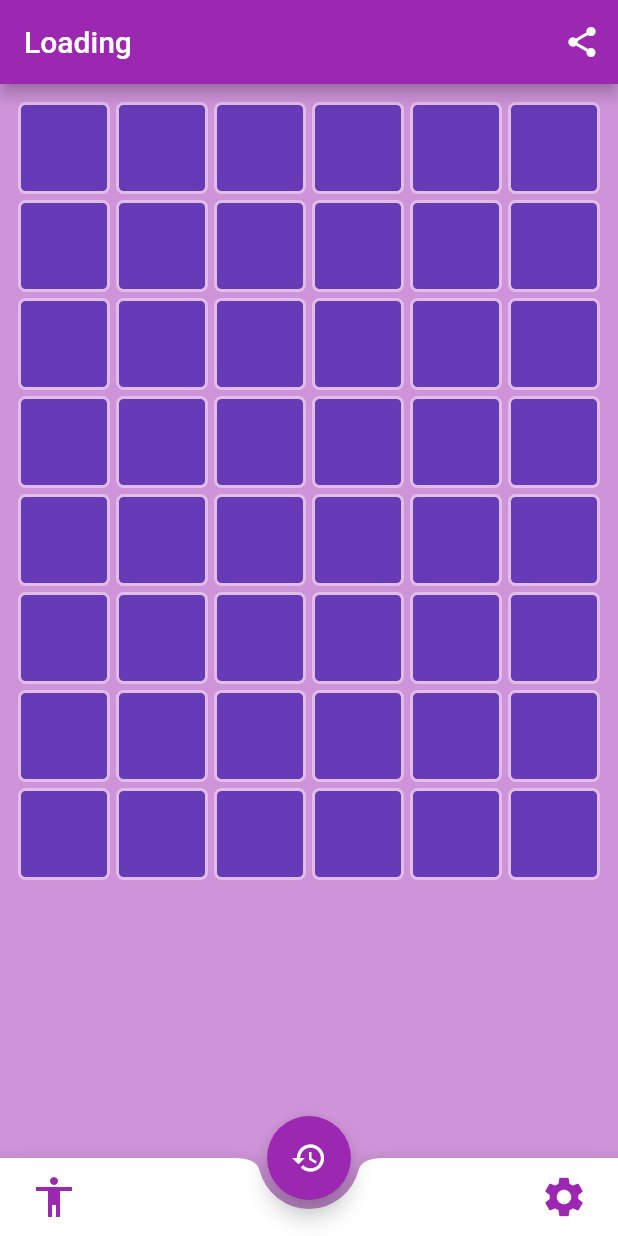
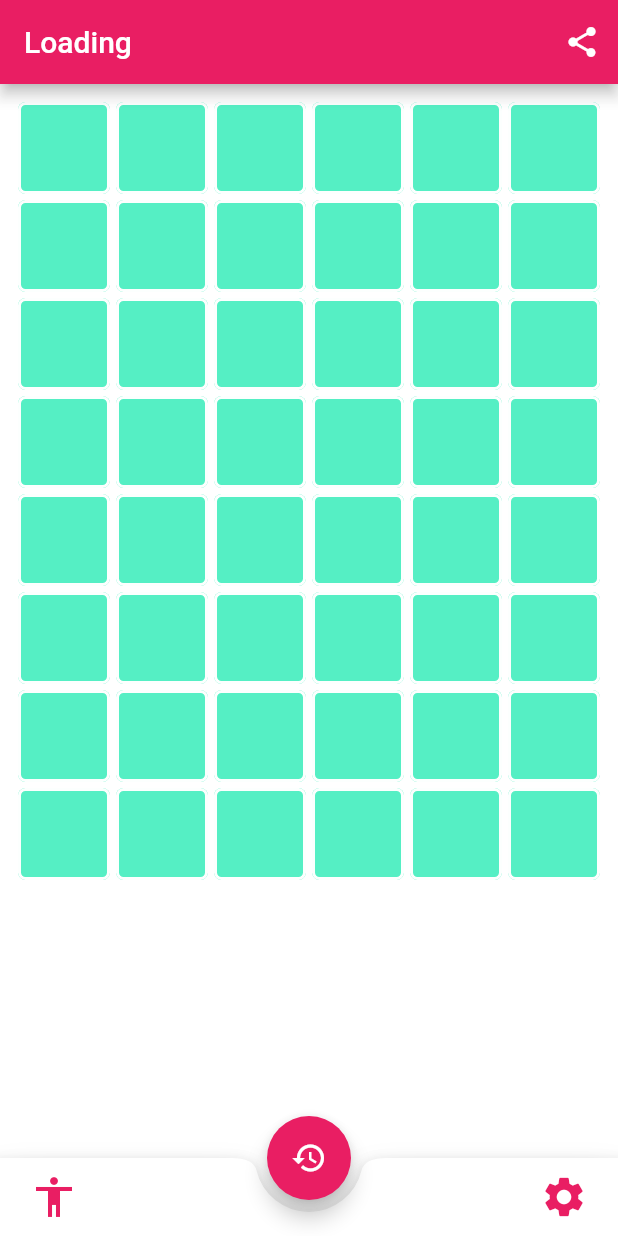
Before and after one commit to matst80/wordroom-flutter, a Flutter app: the screen it shows after launch, after a tap on the "accessibility" icon, on a phone screen of 412 x 824 dp. Run offline on Flutter 3.47's test engine with Material 2 defaults, Android fonts, the phone set to English and light mode, and no system bars; our stand-ins replace confetti, share, uni_links; missing offline and left inert: preferences, unique_identifier; network calls fail.

```diff
--- a/lib/charwidget.dart
+++ b/lib/charwidget.dart
@@ -19,16 +19,18 @@ class CharWidget extends StatelessWidget {
   @override
   Widget build(BuildContext context) {
     return AnimatedContainer(
-        duration: Duration(milliseconds: 200),
+        duration: Duration(milliseconds: 400),
         decoration: BoxDecoration(
           color: taken
-              ? Colors.transparent
-              : highlighted
-                  ? Colors.lightGreen
-                  : selected ? Colors.purpleAccent : wordColor ?? Colors.purple,
+              ? Colors.pinkAccent.withAlpha(0)
+              : highlighted || selected
+                  ? Colors.pinkAccent
+                  : wordColor ?? Colors.pink,
           border: Border.all(
               style: taken ? BorderStyle.none : BorderStyle.solid,
-              color: selected ? Colors.purpleAccent : Colors.purple.shade100,
+              color: selected
+                  ? Colors.white.withAlpha(150)
+                  : Colors.white.withAlpha(250),
               width: 2),
           borderRadius: BorderRadius.all(Radius.circular(5.0)),
         ),
@@ -39,6 +41,17 @@ class CharWidget extends StatelessWidget {
             },
             child: Center(
                 child: Text(taken ? '' : char.toUpperCase(),
-                    style: TextStyle(color: Colors.white, fontSize: 27)))));
+                    style: TextStyle(
+                        shadows: [
+                          Shadow(
+                            blurRadius: 6.0,
+                            color: Colors.black.withAlpha(180),
+                            offset: Offset(1.0, 1.0),
+                          ),
+                        ],
+                        color: selected || highlighted
+                            ? Colors.white
+                            : Colors.white,
+                        fontSize: 32)))));
   }
 }
--- a/lib/gridwidget.dart
+++ b/lib/gridwidget.dart
@@ -89,6 +89,7 @@ class _GridWidgetState extends State<GridWidget> with HintProviderWorker {
   int _getWordIndex(idx) {
     int result = 0;
     var i = 0;
+    if (widget.game != null && widget.game.paths != null) {
       widget.game.paths.forEach((key, v) {
         if (v is List<dynamic>) {
           if (v.contains(idx)) {
@@ -97,21 +98,42 @@ class _GridWidgetState extends State<GridWidget> with HintProviderWorker {
         }
         i++;
       });
+    }
     return result;
   }
 
   Color _offset(Color base, int val) {
-    var r = base.red - val;
-    var g = base.green + val;
-    var b = base.blue - val;
-    return base.withGreen(g).withBlue(b).withRed(r);
+    //int r = base.red - (val/2).round();
+    int g = base.green + (val / 2).round();
+    //int b = base.blue - val;
+    return base.withAlpha(255 - val);
   }
 
+  static List<Color> _colors = [
+    Color.fromARGB(255, 85, 239, 196),
+    Color.fromARGB(255, 129, 236, 236),
+    Color.fromARGB(255, 116, 185, 255),
+    Color.fromARGB(255, 162, 155, 254),
+    Color.fromARGB(255, 223, 230, 233),
+    Color.fromARGB(255, 0, 184, 148),
+    Color.fromARGB(255, 0, 206, 201),
+    Color.fromARGB(255, 9, 132, 227),
+    Color.fromARGB(255, 108, 92, 231),
+    Color.fromARGB(255, 178, 190, 195),
+    Color.fromARGB(255, 255, 234, 167),
+    Color.fromARGB(255, 250, 177, 160),
+    Color.fromARGB(255, 255, 118, 117),
+    Color.fromARGB(255, 253, 121, 168),
+    Color.fromARGB(255, 99, 110, 114),
+    Color.fromARGB(255, 253, 203, 110),
+    Color.fromARGB(255, 225, 112, 85),
+    Color.fromARGB(255, 214, 48, 49),
+    Color.fromARGB(255, 232, 67, 147),
+    Color.fromARGB(255, 45, 52, 54)
+  ];
+
   Color _getColor(idx) {
-    if (widget.game.paths != null) {
-      return _offset(Colors.deepPurple, _getWordIndex(idx) * 15);
-    }
-    return Colors.deepPurple;
+    return _colors[_getWordIndex(idx) % _colors.length];
   }
 
   List<CharWidget> _getChars() =>
--- a/lib/main.dart
+++ b/lib/main.dart
@@ -1,5 +1,8 @@
 import 'dart:async';
+import 'dart:math';
+import 'dart:ui';
 
+import 'package:confetti/confetti.dart';
 import 'package:flutter/material.dart';
 import 'package:flutter/services.dart';
 import 'package:flutter/widgets.dart';
@@ -42,8 +45,7 @@ class WordRoomOnline extends StatelessWidget {
       title: 'Wordroom',
       themeMode: ThemeMode.dark,
       darkTheme: ThemeData(
-        primarySwatch: Colors.purple,
-        backgroundColor: Colors.purpleAccent.shade700,
+        primarySwatch: Colors.pink,
         visualDensity: VisualDensity.adaptivePlatformDensity,
       ),
       builder: (context, child) {
@@ -102,9 +104,7 @@ class _WordroomState extends LinkListener<WordroomPlayGrid> {
 
   @override
   void processLink(String link) {
-    var sessionToLoad = link
-        .split('/')
-        .last;
+    var sessionToLoad = link.split('/').last;
     print("loading: $sessionToLoad");
     _joinLevel(sessionToLoad);
   }
@@ -113,6 +113,8 @@ class _WordroomState extends LinkListener<WordroomPlayGrid> {
   void initState() {
     _board = Board.empty();
     super.initState();
+    _controllerBottomCenter =
+        ConfettiController(duration: const Duration(seconds: 10));
     startLinkListeners();
     _initUniqueIdentifierState();
     _startLevel();
@@ -152,10 +154,15 @@ class _WordroomState extends LinkListener<WordroomPlayGrid> {
     }
   }
 
+  ConfettiController _controllerBottomCenter;
+
+  static Color base = Colors.pink;
+  static Color secondary = Color.fromARGB(255, 85, 239, 196);
+
   @override
   Widget build(BuildContext context) {
     return Scaffold(
-      backgroundColor: Colors.purple.shade200,
+      backgroundColor: Colors.white.withOpacity(0.9),
       appBar: AppBar(
         actions: [
           IconButton(
@@ -167,12 +174,21 @@ class _WordroomState extends LinkListener<WordroomPlayGrid> {
         ],
         title: Text(_board.title),
       ),
-      body: Column(
-        mainAxisSize: MainAxisSize.max,
-        mainAxisAlignment: MainAxisAlignment.start,
-        crossAxisAlignment: CrossAxisAlignment.start,
-        children: <Widget>[
-          Expanded(
+      body: Stack(children: [
+        Align(
+          alignment: Alignment.bottomCenter,
+          child: ConfettiWidget(
+            confettiController: _controllerBottomCenter,
+            blastDirectionality: BlastDirectionality.directional,
+            blastDirection: -pi / 2,
+            emissionFrequency: 0.01,
+            numberOfParticles: 28,
+            maxBlastForce: 80,
+            minBlastForce: 20,
+            gravity: 0.2,
+          ),
+        ),
+        Positioned.fill(
             child: Container(
               padding: EdgeInsets.all(10),
               child: GridWidget(
@@ -184,18 +200,21 @@ class _WordroomState extends LinkListener<WordroomPlayGrid> {
                       _currentWord = word;
                     }),
                 onMoveResponse: (moveResponse) {
+                  _controllerBottomCenter.play();
                   var noMoves = moveResponse.moves;
                   if (moveResponse.levelComplete) {
-                        _shareSession('You made it!',
+                    _controllerBottomCenter.play();
+                    _shareSession(
+                        'You made it!',
                         'Well done. it only took $noMoves moves');
                   }
                 },
-                  ))),
-        ],
               ),
+            ))
+      ]),
       bottomNavigationBar: BottomAppBar(
         shape: CircularNotchedRectangle(),
-        notchMargin: 6.0,
+        notchMargin: 8.0,
         child: Row(
           mainAxisSize: MainAxisSize.max,
           mainAxisAlignment: MainAxisAlignment.spaceBetween,
@@ -204,7 +223,7 @@ class _WordroomState extends LinkListener<WordroomPlayGrid> {
               icon: Icon(Icons.accessibility),
               padding: EdgeInsets.fromLTRB(20, 10, 20, 10),
               iconSize: 32,
-              color: Colors.purple,
+              color: base,
               onPressed: () {
                 _queueHint();
               },
@@ -213,7 +232,7 @@ class _WordroomState extends LinkListener<WordroomPlayGrid> {
               icon: Icon(Icons.settings),
               padding: EdgeInsets.fromLTRB(20, 10, 20, 10),
               iconSize: 32,
-              color: Colors.purple,
+              color: base,
               onPressed: () {
                 Navigator.push(
                   context,
--- a/pubspec.yaml
+++ b/pubspec.yaml
@@ -26,6 +26,7 @@ dependencies:
   share: ^0.6.4
   preferences: ^5.2.0
   unique_identifier: ^0.0.3
+  confetti: any
   flutter:
     sdk: flutter
 
```
Also changed, not shown: pubspec.lock. Lines whose indentation alone changed are shown as unchanged.
